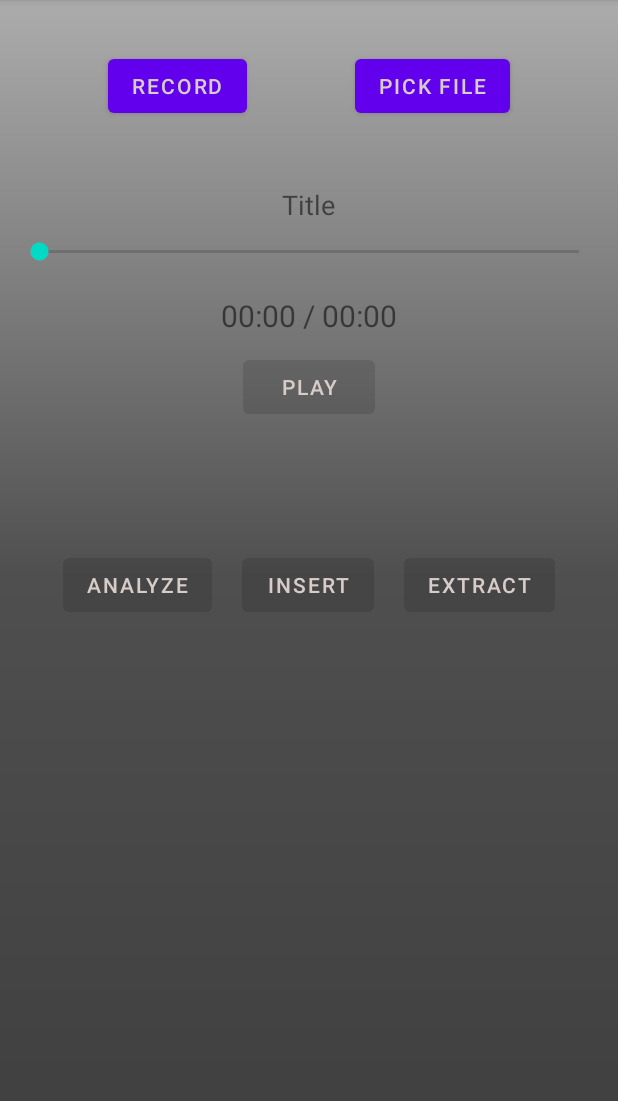
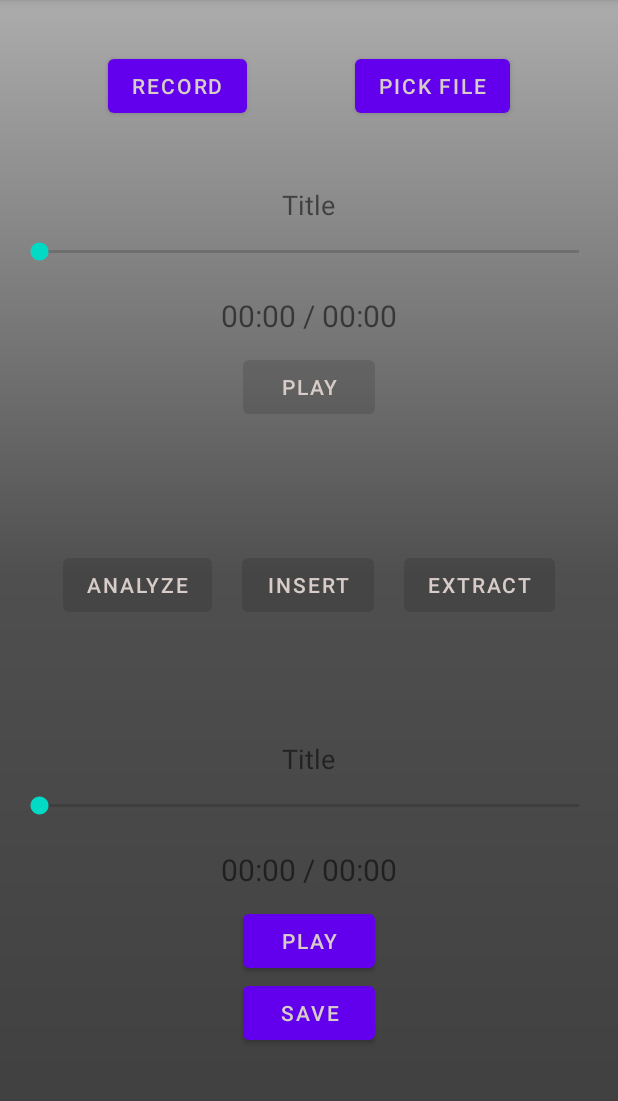
Before and after one commit to bousalemnidhal13/audiowatermarker, an Android app: the screen it shows after launch (MainActivity), on a phone screen of 412 x 824 dp, the part 84-1185 px from its top. Run offline under Robolectric (Android 15) with nearby library versions, the phone set to English and light mode, and no system bars.

Commit message:
Making changes !

```diff
--- a/app/src/main/java/com/example/project/MainActivity.java
+++ b/app/src/main/java/com/example/project/MainActivity.java
@@ -15,6 +15,7 @@ import android.view.View;
 import android.widget.Button;
 import android.widget.SeekBar;
 import android.widget.TextView;
+import android.widget.Toast;
 
 import java.io.IOException;
 
@@ -26,21 +27,27 @@ import java.util.concurrent.TimeUnit;
 public class MainActivity extends AppCompatActivity {
 
     TextView titleTextView;
+    TextView titleTextView2;
     TextView durationTextView;
+    TextView durationTextView2;
 
     Button pickFileButton;
     Button playButton;
+    Button playButton2;
     Button insertButton;
     Button extractButton;
     Button analyzeButton;
+    Button saveButton;
 
     SeekBar audioSeekbar;
+    SeekBar audioSeekbar2;
 
     String duration;
     MediaPlayer mediaPlayer;
     ScheduledExecutorService timer;
 
-    public static final int PICK_FILE = 99;
+    public static final int PICK_AUDIO = 99;
+    public static final int PICK_IMAGE = 98;
 
 
     @Override
@@ -49,15 +56,20 @@ public class MainActivity extends AppCompatActivity {
         setContentView(R.layout.activity_main);
 
         titleTextView = findViewById(R.id.titleTextView);
+        titleTextView2 = findViewById(R.id.titleTextView2);
         durationTextView = findViewById(R.id.durationTextView);
+        durationTextView2 = findViewById(R.id.durationTextView2);
 
         pickFileButton = findViewById(R.id.pickFileButton);
         playButton = findViewById(R.id.playButton);
+        playButton2 = findViewById(R.id.playButton2);
         insertButton = findViewById(R.id.insertButton);
         extractButton = findViewById(R.id.extractButton);
         analyzeButton = findViewById(R.id.analyzeButton);
+        saveButton = findViewById(R.id.saveButton);
 
         audioSeekbar = findViewById(R.id.audioSeekbar);
+        audioSeekbar2 = findViewById(R.id.audioSeekbar2);
 
 
         pickFileButton.setOnClickListener(new View.OnClickListener() {
@@ -66,7 +78,7 @@ public class MainActivity extends AppCompatActivity {
                 Intent intent = new Intent(Intent.ACTION_OPEN_DOCUMENT);
                 intent.addCategory(Intent.CATEGORY_OPENABLE);
                 intent.setType("audio/*");
-                startActivityForResult(intent, PICK_FILE);
+                startActivityForResult(intent, PICK_AUDIO);
             }
         });
 
@@ -100,10 +112,10 @@ public class MainActivity extends AppCompatActivity {
         insertButton.setOnClickListener(new View.OnClickListener() {
             @Override
             public void onClick(View view) {
-
-                // Watermarking methode call...
-                // WatermarkingFactory wm = new WatermarkingFactory(null, null);
-                // wm.applyWatermark();
+                Intent intent = new Intent();
+                intent.setType("image/*");
+                intent.setAction(Intent.ACTION_GET_CONTENT);
+                startActivityForResult(Intent.createChooser(intent, "Select Picture"), PICK_IMAGE);
             }
         });
 
@@ -111,9 +123,11 @@ public class MainActivity extends AppCompatActivity {
             @Override
             public void onClick(View view) {
 
-                // Extracting methode call...
-                // WatermarkingFactory wm = new WatermarkingFactory(null);
-                // wm.ExtractWatermark();
+                Toast toast = Toast.makeText(getApplicationContext(), "Use extract watermark methode here", Toast.LENGTH_LONG);
+                toast.show();
+
+
+                // extractWatermark(audioUri); Extracting methode call...
             }
         });
 
@@ -121,7 +135,11 @@ public class MainActivity extends AppCompatActivity {
             @Override
             public void onClick(View view) {
 
-                // Analyzing methode call...
+                Toast toast = Toast.makeText(getApplicationContext(), "Use analyze watermark methode here", Toast.LENGTH_LONG);
+                toast.show();
+
+
+                // analyzeWatermark(Uri audioUri);  Analyzing methode call...
             }
         });
 
@@ -160,10 +178,20 @@ public class MainActivity extends AppCompatActivity {
     protected void onActivityResult(int requestCode, int resultCode, @Nullable Intent data) {
         super.onActivityResult(requestCode, resultCode, data);
 
-        if (requestCode == PICK_FILE && resultCode == RESULT_OK) {
+        if (requestCode == PICK_AUDIO && resultCode == RESULT_OK) {
             if (data != null) {
-                Uri uri = data.getData();
-                createMediaPlayer(uri);
+                Uri audioUri = data.getData();
+                createMediaPlayer(audioUri);
+            }
+        }
+
+        if (requestCode == PICK_IMAGE && resultCode == RESULT_OK){
+            if (data != null) {
+                Toast toast = Toast.makeText(getApplicationContext(), "Use Insert watermark methode here", Toast.LENGTH_LONG);
+                toast.show();
+
+                Uri imageUri = data.getData();
+                // applyWatermark(imageUri, audioUri);  Watermarking methode call...
             }
         }
     }
@@ -183,6 +211,8 @@ public class MainActivity extends AppCompatActivity {
 
             titleTextView.setText(getNameFromUri(uri));
             playButton.setEnabled(true);
+            insertButton.setEnabled(true);
+            analyzeButton.setEnabled(true);
 
             int millis = mediaPlayer.getDuration();
             long total_secs = TimeUnit.SECONDS.convert(millis, TimeUnit.MILLISECONDS);
@@ -248,12 +278,26 @@ public class MainActivity extends AppCompatActivity {
         extractButton.setEnabled(false);
         insertButton.setEnabled(false);
 
-        titleTextView.setText("TITLE");
+        titleTextView.setText("Title");
         durationTextView.setText("00:00 / 00:00");
         audioSeekbar.setMax(100);
         audioSeekbar.setProgress(0);
     }
 
-    // TODO Try Put the watermarking methods here:
+
+
+    // TODO: Implements the watermarking methods here:
+
+    public void applyWatermark(Uri imageUri, Uri audioUri) {
+
+    }
+
+    public void extractWatermark(Uri audioUri) {
+
+    }
+
+    public boolean analyzeWatermark(Uri audioUri) {
+        return false;
+    }
 
 }
--- a/app/src/main/res/layout/activity_main.xml
+++ b/app/src/main/res/layout/activity_main.xml
@@ -29,6 +29,93 @@
         app:layout_constraintEnd_toStartOf="@id/pickFileButton"
         app:layout_constraintStart_toStartOf="parent"
         app:layout_constraintTop_toTopOf="parent" />
+
+    <LinearLayout
+        android:id="@+id/playerLinear2"
+        android:layout_width="match_parent"
+        android:layout_height="wrap_content"
+        android:gravity="center_horizontal"
+        android:orientation="vertical"
+        android:padding="10dp"
+        app:layout_constraintBottom_toBottomOf="parent"
+        app:layout_constraintEnd_toEndOf="parent"
+        app:layout_constraintStart_toStartOf="parent"
+        app:layout_constraintTop_toBottomOf="@id/watermarkingLinear">
+
+        <TextView
+            android:id="@+id/titleTextView2"
+            android:layout_width="wrap_content"
+            android:layout_height="wrap_content"
+            android:text="@string/title_textView"
+            android:textSize="18sp" />
+
+        <SeekBar
+            android:id="@+id/audioSeekbar2"
+            android:layout_width="match_parent"
+            android:layout_height="wrap_content"
+            android:max="100"
+            android:padding="10dp" />
+
+        <TextView
+            android:id="@+id/durationTextView2"
+            android:layout_width="wrap_content"
+            android:layout_height="wrap_content"
+            android:padding="10sp"
+            android:text="@string/default_duration"
+            android:textSize="20dp" />
+
+        <Button
+            android:id="@+id/playButton2"
+            android:layout_width="wrap_content"
+            android:layout_height="wrap_content"
+            android:text="@string/play_button"
+            android:textColor="@color/button_textColor" />
+
+        <Button
+            android:id="@+id/saveButton"
+            android:layout_width="wrap_content"
+            android:layout_height="wrap_content"
+            android:text="@string/save_button"
+            android:textColor="@color/button_textColor"/>
+
+    </LinearLayout>
+
+    <LinearLayout
+        android:id="@+id/watermarkingLinear"
+        android:layout_width="wrap_content"
+        android:layout_height="wrap_content"
+        android:orientation="horizontal"
+        android:layout_marginBottom="280dp"
+        app:layout_constraintTop_toBottomOf="@id/playerLinear"
+        app:layout_constraintBottom_toBottomOf="parent"
+        app:layout_constraintEnd_toEndOf="parent"
+        app:layout_constraintStart_toStartOf="parent">
+
+        <Button
+            android:id="@+id/analyzeButton"
+            android:layout_width="wrap_content"
+            android:layout_height="wrap_content"
+            android:layout_margin="10dp"
+            android:textColor="@color/button_textColor"
+            android:text="@string/analyze_button"/>
+
+        <Button
+            android:id="@+id/insertButton"
+            android:layout_width="wrap_content"
+            android:layout_height="wrap_content"
+            android:layout_margin="10dp"
+            android:textColor="@color/button_textColor"
+            android:text="@string/insert_button" />
+
+        <Button
+            android:id="@+id/extractButton"
+            android:layout_width="wrap_content"
+            android:layout_height="wrap_content"
+            android:layout_margin="10dp"
+            android:textColor="@color/button_textColor"
+            android:text="@string/extract_button" />
+
+    </LinearLayout>
 
     <LinearLayout
         android:id="@+id/playerLinear"
@@ -74,41 +161,4 @@
 
     </LinearLayout>
 
-    <LinearLayout
-        android:id="@+id/watermarkingLinear"
-        android:layout_width="wrap_content"
-        android:layout_height="wrap_content"
-        android:orientation="horizontal"
-        android:layout_marginBottom="280dp"
-        app:layout_constraintTop_toBottomOf="@id/playerLinear"
-        app:layout_constraintBottom_toBottomOf="parent"
-        app:layout_constraintEnd_toEndOf="parent"
-        app:layout_constraintStart_toStartOf="parent">
-
-        <Button
-            android:id="@+id/analyzeButton"
-            android:layout_width="wrap_content"
-            android:layout_height="wrap_content"
-            android:layout_margin="10dp"
-            android:textColor="@color/button_textColor"
-            android:text="@string/analyze_button"/>
-
-        <Button
-            android:id="@+id/insertButton"
-            android:layout_width="wrap_content"
-            android:layout_height="wrap_content"
-            android:layout_margin="10dp"
-            android:textColor="@color/button_textColor"
-            android:text="@string/insert_button" />
-
-        <Button
-            android:id="@+id/extractButton"
-            android:layout_width="wrap_content"
-            android:layout_height="wrap_content"
-            android:layout_margin="10dp"
-            android:textColor="@color/button_textColor"
-            android:text="@string/extract_button" />
-
-    </LinearLayout>
-
 </androidx.constraintlayout.widget.ConstraintLayout>
--- a/app/src/main/res/values/strings.xml
+++ b/app/src/main/res/values/strings.xml
@@ -8,4 +8,5 @@
     <string name="extract_button">EXTRACT</string>
     <string name="title_textView">Title</string>
     <string name="default_duration">00:00 / 00:00</string>
+    <string name="save_button">SAVE</string>
 </resources>
```
